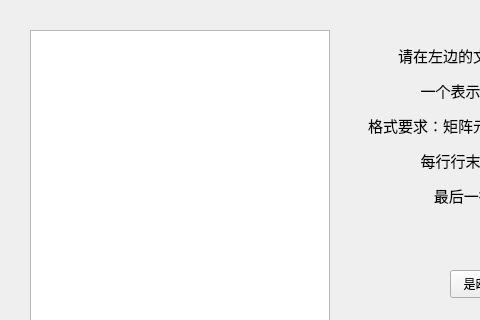
First picture: the form in Mainwin.ui, repository lingdiansr/isEulerGraph, before the edit; both pictures show x 0 to 480 and y 0 to 320 of the 700 by 700 pixel window.
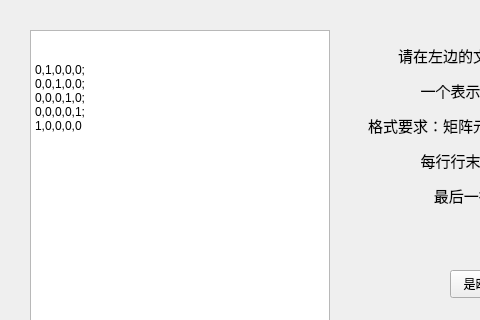
Second picture: the form after the edit.

Patch:
```diff
--- a/Mainwin.ui
+++ b/Mainwin.ui
@@ -101,6 +101,25 @@
                     <height>300</height>
                 </rect>
             </property>
+            <property name="html">
+                <string>&lt;!DOCTYPE HTML PUBLIC &quot;-//W3C//DTD HTML 4.0//EN&quot; &quot;http://www.w3.org/TR/REC-html40/strict.dtd&quot;&gt;
+                    &lt;html&gt;&lt;head&gt;&lt;meta name=&quot;qrichtext&quot; content=&quot;1&quot; /&gt;&lt;style
+                    type=&quot;text/css&quot;&gt;
+                    p, li { white-space: pre-wrap; }
+                    &lt;/style&gt;&lt;/head&gt;&lt;body style=&quot; font-family:'SimSun'; font-size:9pt;
+                    font-weight:400; font-style:normal;&quot;&gt;
+                    &lt;p style=&quot; margin-top:0px; margin-bottom:0px; margin-left:0px; margin-right:0px;
+                    -qt-block-indent:0; text-indent:0px;&quot;&gt;0,1,0,0,0;&lt;/p&gt;
+                    &lt;p style=&quot; margin-top:0px; margin-bottom:0px; margin-left:0px; margin-right:0px;
+                    -qt-block-indent:0; text-indent:0px;&quot;&gt;0,0,1,0,0;&lt;/p&gt;
+                    &lt;p style=&quot; margin-top:0px; margin-bottom:0px; margin-left:0px; margin-right:0px;
+                    -qt-block-indent:0; text-indent:0px;&quot;&gt;0,0,0,1,0;&lt;/p&gt;
+                    &lt;p style=&quot; margin-top:0px; margin-bottom:0px; margin-left:0px; margin-right:0px;
+                    -qt-block-indent:0; text-indent:0px;&quot;&gt;0,0,0,0,1;&lt;/p&gt;
+                    &lt;p style=&quot; margin-top:0px; margin-bottom:0px; margin-left:0px; margin-right:0px;
+                    -qt-block-indent:0; text-indent:0px;&quot;&gt;1,0,0,0,0&lt;/p&gt;&lt;/body&gt;&lt;/html&gt;
+                </string>
+            </property>
         </widget>
     </widget>
     <tabstops>
```
